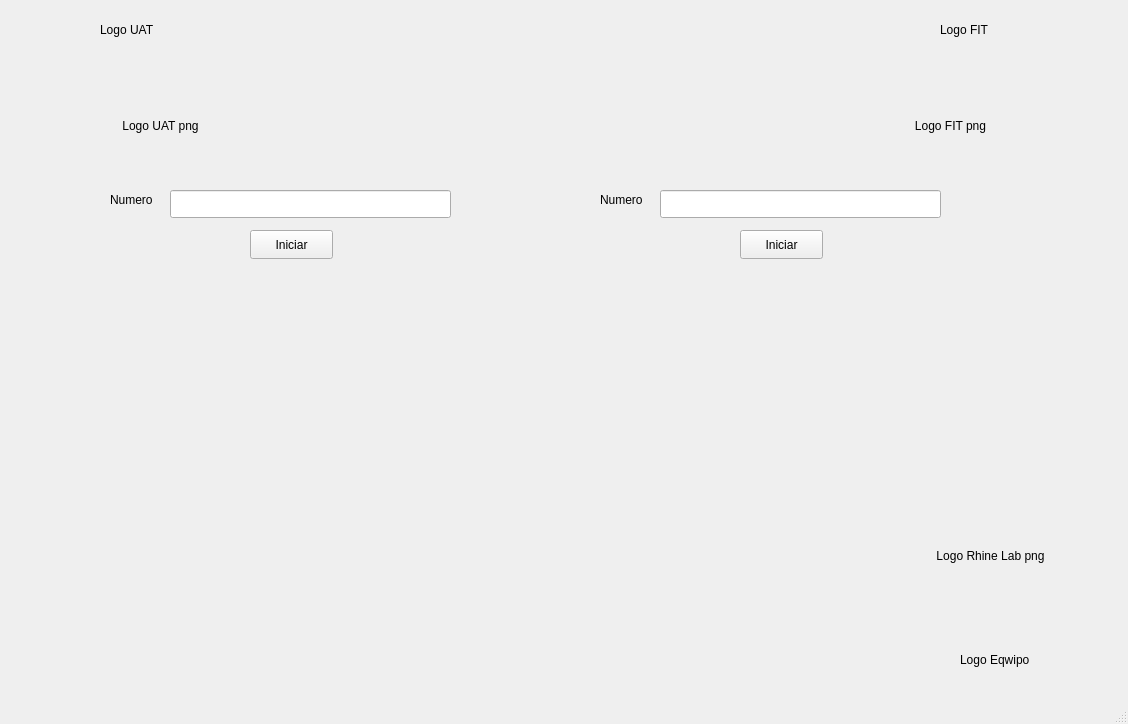
Above: Unidad 2/P_08_Timer.ui from badillovictor/PIP_2024_1_VMBG before the change. Below: the same form after it.
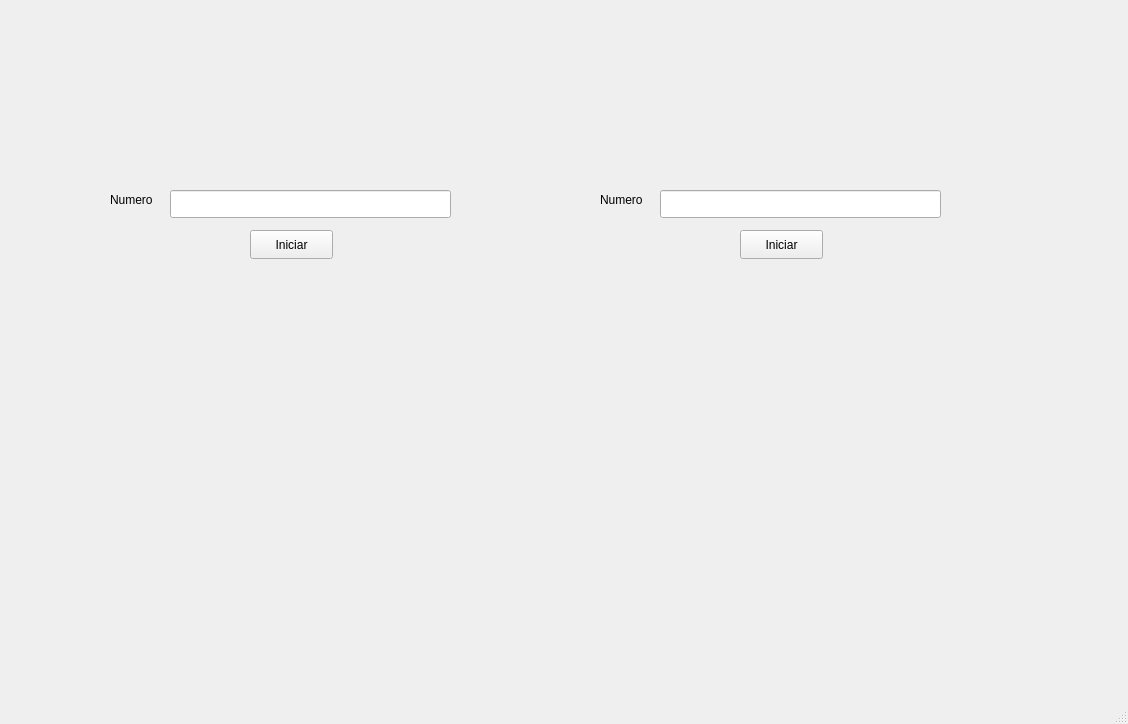
That is the form after the change. Icons and pictures are not drawn.

```diff
--- a/Unidad 2/P_08_Timer.ui
+++ b/Unidad 2/P_08_Timer.ui
@@ -14,45 +14,6 @@
    <string>MainWindow</string>
   </property>
   <widget class="QWidget" name="centralwidget">
-   <widget class="QLabel" name="label">
-    <property name="geometry">
-     <rect>
-      <x>100</x>
-      <y>20</y>
-      <width>63</width>
-      <height>20</height>
-     </rect>
-    </property>
-    <property name="text">
-     <string>Logo UAT</string>
-    </property>
-   </widget>
-   <widget class="QLabel" name="label_2">
-    <property name="geometry">
-     <rect>
-      <x>940</x>
-      <y>20</y>
-      <width>63</width>
-      <height>20</height>
-     </rect>
-    </property>
-    <property name="text">
-     <string>Logo FIT</string>
-    </property>
-   </widget>
-   <widget class="QLabel" name="label_3">
-    <property name="geometry">
-     <rect>
-      <x>960</x>
-      <y>650</y>
-      <width>91</width>
-      <height>20</height>
-     </rect>
-    </property>
-    <property name="text">
-     <string>Logo Eqwipo</string>
-    </property>
-   </widget>
    <widget class="QLabel" name="label_8">
     <property name="geometry">
      <rect>
@@ -87,54 +48,6 @@
      <set>Qt::AlignCenter</set>
     </property>
    </widget>
-   <widget class="QLabel" name="label_4">
-    <property name="geometry">
-     <rect>
-      <x>60</x>
-      <y>50</y>
-      <width>201</width>
-      <height>151</height>
-     </rect>
-    </property>
-    <property name="text">
-     <string>Logo UAT png</string>
-    </property>
-    <property name="alignment">
-     <set>Qt::AlignCenter</set>
-    </property>
-   </widget>
-   <widget class="QLabel" name="label_5">
-    <property name="geometry">
-     <rect>
-      <x>850</x>
-      <y>50</y>
-      <width>201</width>
-      <height>151</height>
-     </rect>
-    </property>
-    <property name="text">
-     <string>Logo FIT png</string>
-    </property>
-    <property name="alignment">
-     <set>Qt::AlignCenter</set>
-    </property>
-   </widget>
-   <widget class="QLabel" name="label_6">
-    <property name="geometry">
-     <rect>
-      <x>890</x>
-      <y>480</y>
-      <width>201</width>
-      <height>151</height>
-     </rect>
-    </property>
-    <property name="text">
-     <string>Logo Rhine Lab png</string>
-    </property>
-    <property name="alignment">
-     <set>Qt::AlignCenter</set>
-    </property>
-   </widget>
    <widget class="QPushButton" name="btnIniciar">
     <property name="geometry">
      <rect>
@@ -194,6 +107,63 @@
      <string>Iniciar</string>
     </property>
    </widget>
+   <widget class="QLabel" name="label_10">
+    <property name="geometry">
+     <rect>
+      <x>970</x>
+      <y>10</y>
+      <width>141</width>
+      <height>51</height>
+     </rect>
+    </property>
+    <property name="text">
+     <string/>
+    </property>
+    <property name="pixmap">
+     <pixmap resource="../Imagenes/resources.qrc">:/Logos/LogoFIT.jpg</pixmap>
+    </property>
+    <property name="scaledContents">
+     <bool>true</bool>
+    </property>
+   </widget>
+   <widget class="QLabel" name="label_11">
+    <property name="geometry">
+     <rect>
+      <x>10</x>
+      <y>10</y>
+      <width>111</width>
+      <height>61</height>
+     </rect>
+    </property>
+    <property name="text">
+     <string/>
+    </property>
+    <property name="pixmap">
+     <pixmap resource="../Imagenes/resources.qrc">:/Logos/LogoUAT.png</pixmap>
+    </property>
+    <property name="scaledContents">
+     <bool>true</bool>
+    </property>
+   </widget>
+   <widget class="QLabel" name="label_12">
+    <property name="geometry">
+     <rect>
+      <x>980</x>
+      <y>610</y>
+      <width>141</width>
+      <height>51</height>
+     </rect>
+    </property>
+    <property name="text">
+     <string/>
+    </property>
+    <property name="pixmap">
+     <pixmap resource="../Imagenes/resources.qrc">:/Logos/RhineLab.jpg</pixmap>
+    </property>
+    <property name="scaledContents">
+     <bool>true</bool>
+    </property>
+   </widget>
   </widget>
   <widget class="QMenuBar" name="menubar">
    <property name="geometry">
```
Left out of the diff: 3 changed lines with no effect on the pictures.
